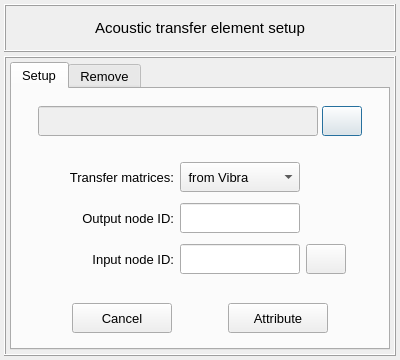
Qt form pulse/interface/data/ui_files/model/setup/acoustic/acoustic_transfer_element_input.ui (open-pulse/OpenPulse) before a commit.
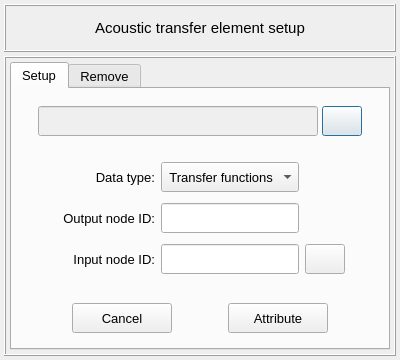
The same form after that commit. Icons and pictures are not drawn.

Commit message: Adjustments on acoustic transfer element terminology

The edit to the form file:
```diff
--- a/pulse/interface/data/ui_files/model/setup/acoustic/acoustic_transfer_element_input.ui
+++ b/pulse/interface/data/ui_files/model/setup/acoustic/acoustic_transfer_element_input.ui
@@ -394,7 +394,7 @@
                </property>
                <property name="maximumSize">
                 <size>
-                 <width>120</width>
+                 <width>150</width>
                  <height>30</height>
                 </size>
                </property>
@@ -424,7 +424,7 @@
                </property>
                <property name="maximumSize">
                 <size>
-                 <width>120</width>
+                 <width>150</width>
                  <height>30</height>
                 </size>
                </property>
@@ -440,16 +440,16 @@
                 <string notr="true"/>
                </property>
                <property name="currentIndex">
-                <number>1</number>
+                <number>0</number>
                </property>
                <item>
                 <property name="text">
-                 <string> Direct import</string>
+                 <string> Transfer functions</string>
                 </property>
                </item>
                <item>
                 <property name="text">
-                 <string> from Vibra</string>
+                 <string> Admittance matrix</string>
                 </property>
                </item>
               </widget>
@@ -480,7 +480,7 @@
               <widget class="QLabel" name="label_10">
                <property name="minimumSize">
                 <size>
-                 <width>120</width>
+                 <width>100</width>
                  <height>30</height>
                 </size>
                </property>
@@ -511,7 +511,7 @@
               <widget class="QLabel" name="label_2">
                <property name="minimumSize">
                 <size>
-                 <width>120</width>
+                 <width>100</width>
                  <height>30</height>
                 </size>
                </property>
@@ -527,7 +527,7 @@
                 </font>
                </property>
                <property name="text">
-                <string>Transfer matrices:</string>
+                <string>Data type:</string>
                </property>
                <property name="alignment">
                 <set>Qt::AlignRight|Qt::AlignTrailing|Qt::AlignVCenter</set>
@@ -564,7 +564,7 @@
               <widget class="QLabel" name="label_15">
                <property name="minimumSize">
                 <size>
-                 <width>120</width>
+                 <width>100</width>
                  <height>30</height>
                 </size>
                </property>
@@ -601,7 +601,7 @@
                </property>
                <property name="maximumSize">
                 <size>
-                 <width>120</width>
+                 <width>150</width>
                  <height>30</height>
                 </size>
                </property>
```
Left out of the diff: 2 changed lines with no effect on the pictures. The commit also changes 3 other files.
